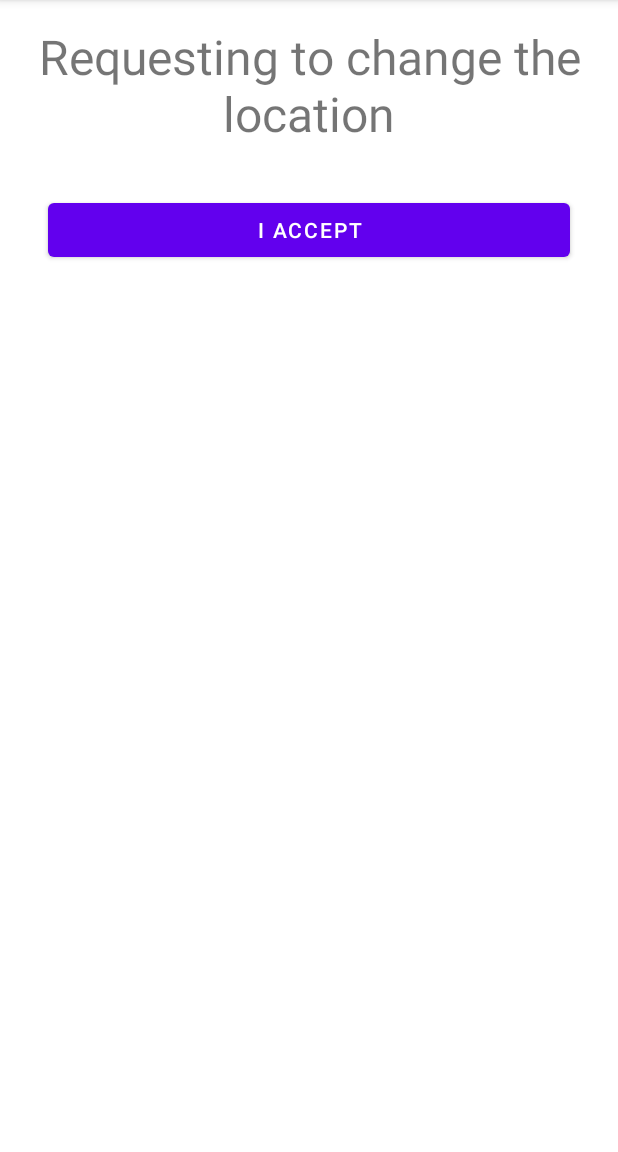
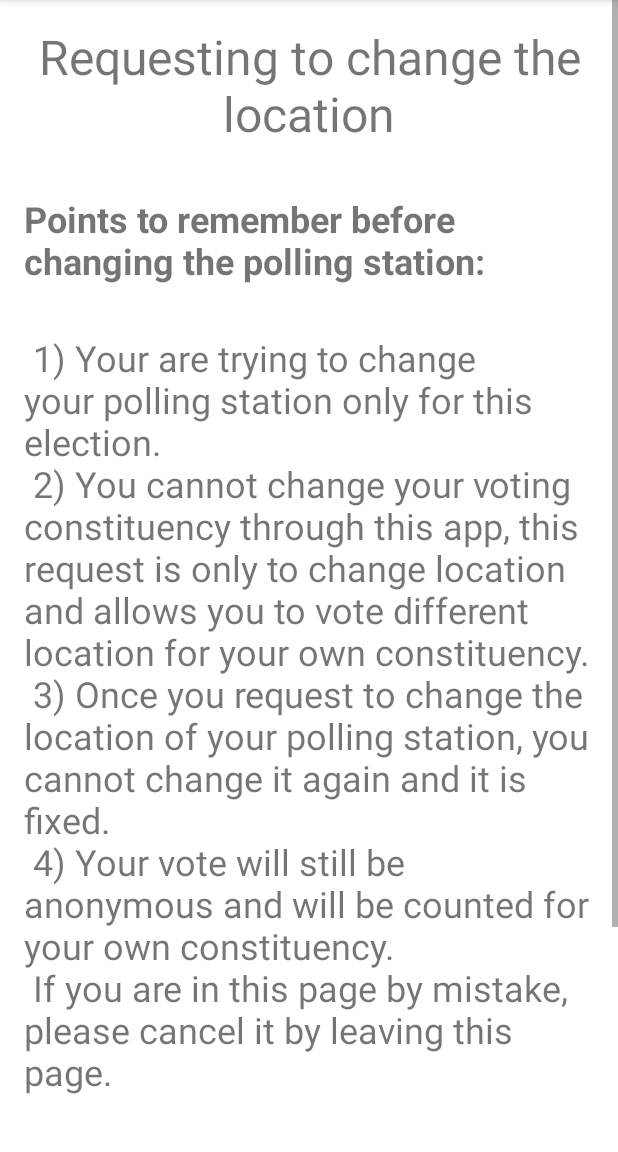
Before and after one commit to SreeHaran/Lost-Votes, an Android app: the ChangeLocationActivity screen opened directly, with no data from a screen before it, on a phone screen of 412 x 824 dp, the part 84-1236 px from its top. Run offline under Robolectric (Android 15) with nearby library versions, the phone set to English and light mode, and no system bars.

Commit message:
Refactored the code

```diff
--- a/MyVoteMobileapp/app/build.gradle
+++ b/MyVoteMobileapp/app/build.gradle
@@ -34,6 +34,7 @@ dependencies {
     implementation 'androidx.appcompat:appcompat:1.2.0'
     implementation 'com.google.android.material:material:1.2.1'
     implementation 'androidx.constraintlayout:constraintlayout:2.0.2'
+    implementation 'com.google.firebase:firebase-database:19.5.1'
     testImplementation 'junit:junit:4.13.1'
     androidTestImplementation 'androidx.test.ext:junit:1.1.2'
     androidTestImplementation 'androidx.test.espresso:espresso-core:3.3.0'
@@ -49,4 +50,5 @@ dependencies {
     implementation 'com.google.firebase:firebase-analytics'
     implementation 'com.google.firebase:firebase-auth:19.4.0'
     implementation 'com.firebaseui:firebase-ui-auth:6.3.0'
+    implementation 'com.google.firebase:firebase-database:19.5.1'
 }
--- a/MyVoteMobileapp/app/src/main/java/com/sreeharan/myvote_mobileapp/LocationSetting.java
+++ b/MyVoteMobileapp/app/src/main/java/com/sreeharan/myvote_mobileapp/LocationSetting.java
@@ -28,18 +28,18 @@ import org.json.JSONObject;
 import static com.sreeharan.myvote_mobileapp.VerifyActivity.locationCheck;
 
 public class LocationSetting {
-    public LocationSetting(){}
-
     private final String TAG = "LocationSetting Class";
-    private String templateUrl="https://api.postalpincode.in/pincode/";
     RequestQueue mQueue;
     ProgressBar progress;
     DetailsClass details = new DetailsClass();
     EditText pincodeText;
     Button okButton;
+    private String templateUrl = "https://api.postalpincode.in/pincode/";
+    public LocationSetting() {
+    }
 
     void setLocation(Context context, ImageView toggleImage, TextView place,
-                     Dialog locationDialog, ConnectivityManager cm){
+                     Dialog locationDialog, ConnectivityManager cm) {
         Toast.makeText(context, "Setting Location", Toast.LENGTH_SHORT).show();
 
         locationDialog.setContentView(R.layout.location_popup);
@@ -52,10 +52,10 @@ public class LocationSetting {
         okButton.setOnClickListener(new View.OnClickListener() {
             @Override
             public void onClick(View v) {
-                Log.e(TAG, "onClick: Clicked the Button" );
-                if(details.isConnected(context,cm)) {
+                Log.e(TAG, "onClick: Clicked the Button");
+                if (details.isConnected(context, cm)) {
                     jsonParse(pincodeText.getText().toString().trim(), place, toggleImage, locationDialog);
-                }else{
+                } else {
                     locationDialog.dismiss();
                     Toast.makeText(context, "Check your internet Connection", Toast.LENGTH_SHORT).show();
                 }
@@ -65,27 +65,27 @@ public class LocationSetting {
         locationDialog.show();
     }
 
-    private void jsonParse(String pincode, TextView place, ImageView toggle, Dialog locationDialog){
-        String url = templateUrl+String.valueOf(pincodeText.getText());
-        Log.e(TAG, "jsonParse: Went into the method"+url );
+    private void jsonParse(String pincode, TextView place, ImageView toggle, Dialog locationDialog) {
+        String url = templateUrl + String.valueOf(pincodeText.getText());
+        Log.e(TAG, "jsonParse: Went into the method" + url);
         progress.setVisibility(View.VISIBLE);
         pincodeText.setVisibility(View.INVISIBLE);
         JsonArrayRequest request = new JsonArrayRequest(Request.Method.GET, url, null,
                 new Response.Listener<JSONArray>() {
                     @Override
                     public void onResponse(JSONArray response) {
-                        Log.e(TAG, "onResponse: returned good\n"+response );
+                        Log.e(TAG, "onResponse: returned good\n" + response);
                         try {
-                            Log.e(TAG, "onResponse: "+response.length() );
+                            Log.e(TAG, "onResponse: " + response.length());
                             JSONObject root = response.getJSONObject(0);
-                            JSONArray postOffice = root.getJSONArray("PostOffice");
-                            if(postOffice.length()!=0) {
+                            try {
+                                JSONArray postOffice = root.getJSONArray("PostOffice");
                                 JSONObject object = postOffice.getJSONObject(0);
                                 place.setText(object.getString("Division") + " - " + pincode);
                                 toggle.setImageResource(R.drawable.correct_symbol);
                                 locationCheck = true;
-                            }else{
-                                place.setText(pincode+" is invalid");
+                            } catch (JSONException e) {
+                                place.setText(pincode + " is invalid");
                                 toggle.setImageResource(R.drawable.wrong_symbol);
                                 locationCheck = false;
                             }
@@ -100,7 +100,9 @@ public class LocationSetting {
             public void onErrorResponse(VolleyError error) {
                 error.printStackTrace();
                 progress.setVisibility(View.GONE);
-                Log.e(TAG, "onResponse: returned error" );
+                toggle.setImageResource(R.drawable.wrong_symbol);
+                place.setText(pincode + " is invalid");
+                Log.e(TAG, "onResponse: returned error");
                 locationCheck = false;
             }
         });
--- a/MyVoteMobileapp/app/src/main/java/com/sreeharan/myvote_mobileapp/MainActivity.java
+++ b/MyVoteMobileapp/app/src/main/java/com/sreeharan/myvote_mobileapp/MainActivity.java
@@ -11,6 +11,7 @@ import android.view.View.OnClickListener;
 import android.widget.Button;
 import android.widget.LinearLayout;
 import android.widget.RelativeLayout;
+import android.widget.TextView;
 import android.widget.Toast;
 
 import androidx.annotation.NonNull;
@@ -32,6 +33,8 @@ public class MainActivity extends AppCompatActivity {
     Button changeLocationButton;
     LinearLayout noConnection, actualLayout;
     DetailsClass details = new DetailsClass();
+    TextView voterName;
+
 
     private FirebaseAuth mFirebaseAuth;
     private FirebaseAuth.AuthStateListener mAuthStateListener;
@@ -44,6 +47,7 @@ public class MainActivity extends AppCompatActivity {
         changeLocationButton = findViewById(R.id.change_location_button);
         noConnection = findViewById(R.id.no_connection_layout);
         actualLayout = findViewById(R.id.actual_layout);
+        voterName = findViewById(R.id.voter_name);
 
         mFirebaseAuth = FirebaseAuth.getInstance();
 
@@ -74,6 +78,8 @@ public class MainActivity extends AppCompatActivity {
                                             Collections.singletonList(new AuthUI.IdpConfig.PhoneBuilder().build())
                                     )
                             .build(), RC_SIGN_OUT);
+                }else{
+                    voterName.setText(user.getDisplayName());
                 }
             }
         };
--- a/MyVoteMobileapp/app/src/main/res/layout/activity_change_location.xml
+++ b/MyVoteMobileapp/app/src/main/res/layout/activity_change_location.xml
@@ -2,30 +2,48 @@
 <ScrollView xmlns:android="http://schemas.android.com/apk/res/android"
     xmlns:tools="http://schemas.android.com/tools"
     android:layout_width="match_parent"
-    android:layout_height="wrap_content"
+    android:layout_height="match_parent"
     android:fillViewport="true"
     tools:context=".ChangeLocationActivity">
 
-    <RelativeLayout
+    <LinearLayout
         android:layout_width="match_parent"
-        android:layout_height="match_parent">
+        android:layout_height="wrap_content"
+        android:orientation="vertical">
 
         <TextView
-            android:id="@+id/accepting_terms"
             android:layout_width="match_parent"
             android:layout_height="wrap_content"
             android:layout_marginTop="16dp"
             android:gravity="center"
             android:text="Requesting to change the location"
             android:textSize="32sp" />
-
+        <TextView
+            android:layout_width="match_parent"
+            android:layout_height="wrap_content"
+            android:layout_marginTop="16dp"
+            android:padding="16dp"
+            android:text="Points to remember before changing the polling station:"
+            android:textSize="24sp"
+            android:textStyle="bold"/>
+        <TextView
+            android:layout_width="match_parent"
+            android:layout_height="wrap_content"
+            android:textSize="24sp"
+            android:padding="16dp"
+            android:text="@string/rules"/>
+        <TextView
+            android:layout_width="match_parent"
+            android:layout_height="wrap_content"
+            android:layout_marginTop="16dp"
+            android:padding="16dp"
+            android:text="Accept these inorder to continue further"/>
         <Button
             android:id="@+id/accepting_button"
             android:layout_width="match_parent"
             android:layout_height="wrap_content"
-            android:layout_below="@id/accepting_terms"
             android:layout_margin="32dp"
             android:text="I accept" />
 
-    </RelativeLayout>
+    </LinearLayout>
 </ScrollView>
--- a/MyVoteMobileapp/app/src/main/res/values/strings.xml
+++ b/MyVoteMobileapp/app/src/main/res/values/strings.xml
@@ -1,3 +1,16 @@
 <resources>
     <string name="app_name">My Vote - Mobile app</string>
+
+    <string name="rules">
+        <br>1) Your are trying to change your polling station only for this election.\n</br>
+
+        <br>2) You cannot change your voting constituency through this app, this request is only to change location and allows you to vote different location for your own constituency.\n</br>
+
+        <br>3) Once you request to change the location of your polling station, you cannot change it again and it is fixed.\n</br>
+
+        <br>4) Your vote will still be anonymous and will be counted for your own constituency.\n</br>
+
+        <br>If you are in this page by mistake, please cancel it by leaving this page.\n</br>
+    </string>
+
 </resources>
```
